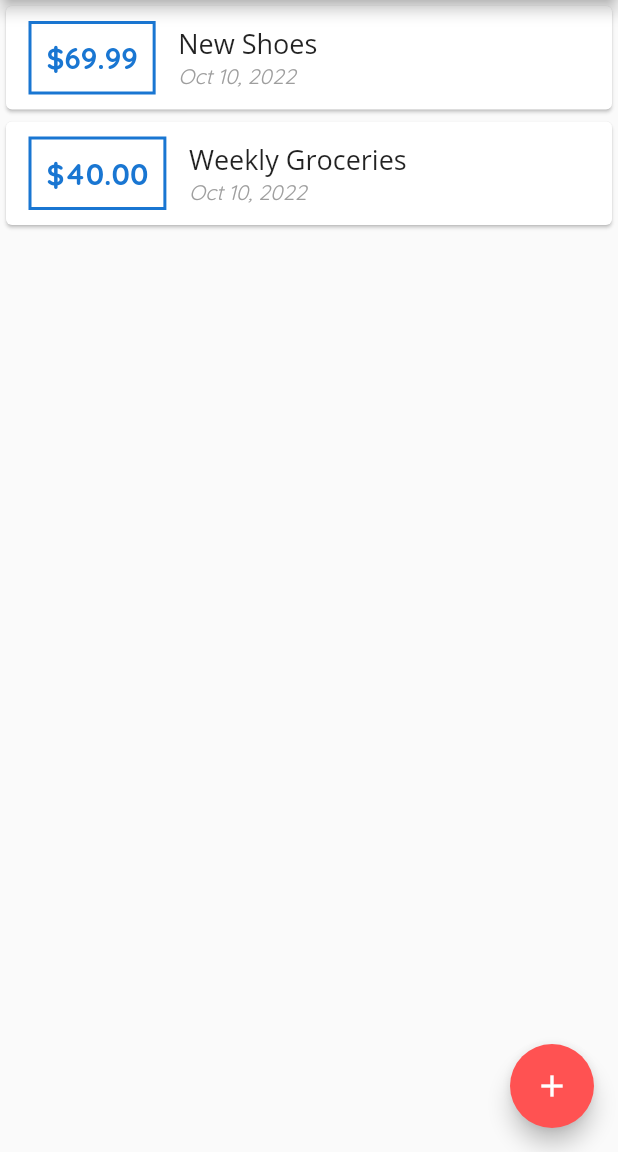
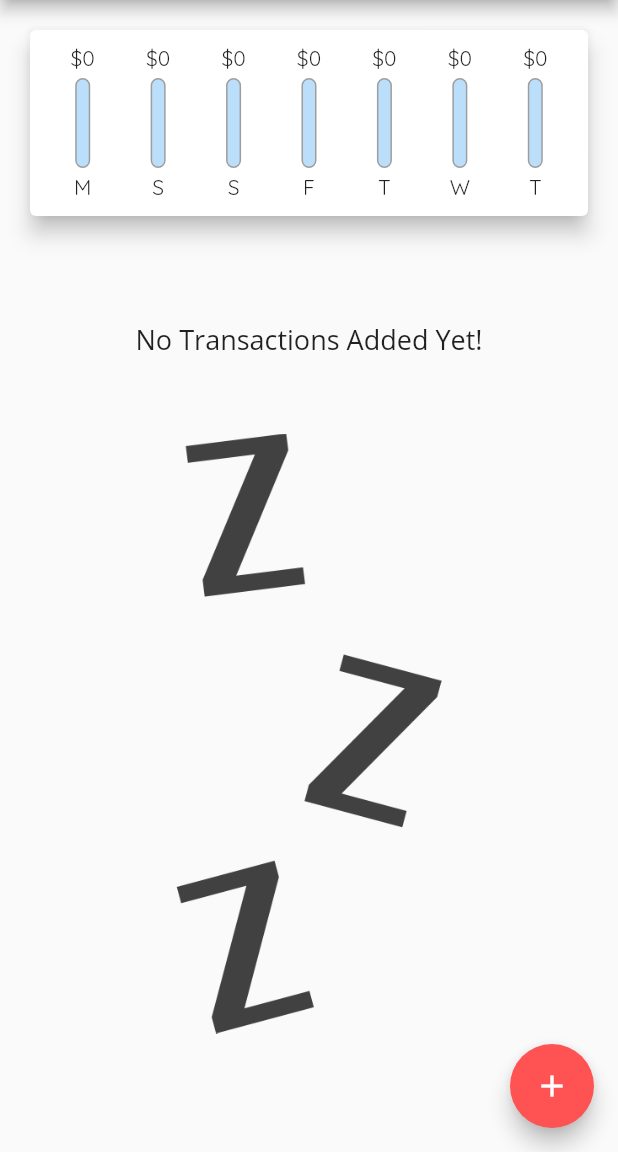
Before and after one commit to kpirabaharan/Flutter, a Flutter app: the screen it shows after launch, on a phone screen of 412 x 824 dp, the part 84-1236 px from its top. Run offline on Flutter 3.47's test engine with Material 2 defaults, Android fonts, the phone set to English and light mode, and no system bars.

Commit message:
Section 4 - Widgets: Chart Bar Added

```diff
--- a/section_4_widgets/lib/main.dart
+++ b/section_4_widgets/lib/main.dart
@@ -2,6 +2,7 @@
 
 import './widgets/new_transaction.dart';
 import './widgets/transaction_list.dart';
+import './widgets/chart.dart';
 import './models/transaction.dart';
 
 void main() => runApp(MyApp());
@@ -39,15 +40,17 @@
 }
 
 class _MyHomePageState extends State<MyHomePage> {
-  final List<Transaction> _userTransactions = <Transaction>[
-    Transaction(
-        id: 't1', title: 'New Shoes', amount: 69.99, date: DateTime.now()),
-    Transaction(
-        id: 't2',
-        title: 'Weekly Groceries',
-        amount: 40.00,
-        date: DateTime.now()),
-  ];
+  final List<Transaction> _userTransactions = <Transaction>[];
+
+  List<Transaction> get _recentTransactions {
+    return _userTransactions.where((tx) {
+      return tx.date.isAfter(
+        DateTime.now().subtract(
+          Duration(days: 7),
+        ),
+      );
+    }).toList();
+  }
 
   void _addNewTransaction(String txTitle, double txAmount) {
     final newTx = Transaction(
@@ -86,16 +89,7 @@
           // mainAxisAlignment: MainAxisAlignment.spaceAround,
           crossAxisAlignment: CrossAxisAlignment.stretch,
           children: [
-            // Container(
-            //   width: double.infinity,
-            //   child: Card(
-            //     color: Theme.of(context).cardColor,
-            //     child: Text(
-            //       'CHART!',
-            //       textAlign: TextAlign.center,
-            //     ),
-            //   ),
-            // ),
+            Chart(_recentTransactions),
             TransactionList(_userTransactions)
           ],
         ),
--- /dev/null
+++ b/section_4_widgets/lib/widgets/chart.dart
@@ -0,0 +1,68 @@
+import 'package:flutter/material.dart';
+import 'package:intl/intl.dart';
+
+import '../models/transaction.dart';
+import './chart_bar.dart';
+
+class Chart extends StatelessWidget {
+  final List<Transaction> recentTransactions;
+
+  Chart(this.recentTransactions);
+
+  List<Map<String, Object>> get lastSevenDaysTransaction {
+    return List.generate(7, (index) {
+      // Neet trick to get current weekday and subtract
+      final weekDay = DateTime.now().subtract(Duration(days: index));
+
+      var totalSum = 0.0;
+
+      // Can declare for loops in c style or python style with a var
+      for (var tx in recentTransactions) {
+        if (tx.date.day == weekDay.day &&
+            tx.date.month == weekDay.month &&
+            tx.date.year == weekDay.year) {
+          totalSum += tx.amount;
+        }
+      }
+
+      return {
+        'day': DateFormat.E().format(weekDay).substring(0, 1),
+        'amount': totalSum
+      };
+    });
+  }
+
+  double get sumSpending {
+    return lastSevenDaysTransaction.fold(0.0, (sum, item) {
+      return sum + (item['amount'] as double);
+    });
+  }
+
+  @override
+  Widget build(BuildContext context) {
+    return Card(
+      elevation: 6,
+      margin: EdgeInsets.all(20),
+      child: Container(
+        padding: EdgeInsets.all(10),
+        child: Row(
+          mainAxisAlignment: MainAxisAlignment.spaceAround,
+          children: lastSevenDaysTransaction.map(
+            (data) {
+              return Flexible(
+                fit: FlexFit.tight,
+                child: ChartBar(
+                    label: (data['day'] as String),
+                    spendingAmount: (data['amount'] as double),
+                    spendingPctofTotal: sumSpending == 0
+                        ? 0.0
+                        : (data['amount'] as double) / sumSpending),
+              );
+              //return Text('${el['day']} : ${el['amount']}');
+            },
+          ).toList(),
+        ),
+      ),
+    );
+  }
+}
--- /dev/null
+++ b/section_4_widgets/lib/widgets/chart_bar.dart
@@ -0,0 +1,49 @@
+import 'package:flutter/material.dart';
+
+class ChartBar extends StatelessWidget {
+  final String label;
+  final double spendingAmount;
+  final double spendingPctofTotal;
+
+  ChartBar(
+      {required this.label,
+      required this.spendingAmount,
+      required this.spendingPctofTotal});
+
+  @override
+  Widget build(BuildContext context) {
+    return Container(
+      child: Column(children: [
+        FittedBox(child: Text('\$${spendingAmount.toStringAsFixed(0)}')),
+        SizedBox(
+          height: 4,
+        ),
+        Container(
+          height: 60,
+          width: 10,
+          child: Stack(
+            children: [
+              Container(
+                decoration: BoxDecoration(
+                    border: Border.all(color: Colors.grey, width: 1),
+                    color: Theme.of(context).primaryColorLight,
+                    borderRadius: BorderRadius.circular(10)),
+              ),
+              FractionallySizedBox(
+                heightFactor: spendingPctofTotal,
+                child: Container(
+                    decoration: BoxDecoration(
+                        color: Theme.of(context).primaryColorDark,
+                        borderRadius: BorderRadius.circular(10))),
+              )
+            ],
+          ),
+        ),
+        SizedBox(
+          height: 4,
+        ),
+        Text(label),
+      ]),
+    );
+  }
+}
--- a/section_4_widgets/lib/widgets/transaction_list.dart
+++ b/section_4_widgets/lib/widgets/transaction_list.dart
@@ -12,16 +12,37 @@
   Widget build(BuildContext context) {
     return Container(
       height: 597,
-      child: ListView.builder(
+      child: transactions.isEmpty
+          ? Column(
+              children: [
+                SizedBox(
+                  height: 50,
+                ),
+                Text("No Transactions Added Yet!",
+                    style: Theme.of(context).textTheme.titleMedium),
+                SizedBox(
+                  height: 50,
+                ),
+                Container(
+                    height: 400,
+                    child: Image.asset(
+                      'assets/images/waiting.png',
+                      fit: BoxFit.cover,
+                    ))
+              ],
+            )
+          : ListView.builder(
               itemBuilder: (ctx, index) {
                 return Card(
                   child: Row(
                     children: [
                       Container(
-                  margin: EdgeInsets.symmetric(vertical: 10, horizontal: 15),
+                        margin:
+                            EdgeInsets.symmetric(vertical: 10, horizontal: 15),
                         decoration: BoxDecoration(
                             border: Border.all(
-                          color: Theme.of(context).primaryColorDark, width: 2)),
+                                color: Theme.of(context).primaryColorDark,
+                                width: 2)),
                         padding: EdgeInsets.all(10),
                         child: Text(
                           '\$${transactions[index].amount.toStringAsFixed(2)}',
@@ -39,7 +60,8 @@
                             Text(transactions[index].title,
                                 style: Theme.of(context).textTheme.titleMedium),
                             Text(
-                        DateFormat.yMMMd().format(transactions[index].date),
+                              DateFormat.yMMMd()
+                                  .format(transactions[index].date),
                               style: TextStyle(
                                 fontWeight: FontWeight.w500,
                                 fontStyle: FontStyle.italic,
--- a/section_4_widgets/pubspec.yaml
+++ b/section_4_widgets/pubspec.yaml
@@ -59,9 +59,8 @@
   uses-material-design: true
 
   # To add assets to your application, add an assets section, like this:
-  # assets:
-  #   - images/a_dot_burr.jpeg
-  #   - images/a_dot_ham.jpeg
+  assets:
+    - assets/images/waiting.png
 
   # An image asset can refer to one or more resolution-specific "variants", see
   # https://flutter.dev/assets-and-images/#resolution-aware
```
Also changed, not shown: section_4_widgets/assets/images/waiting.png (added). Lines whose indentation alone changed are shown as unchanged.
